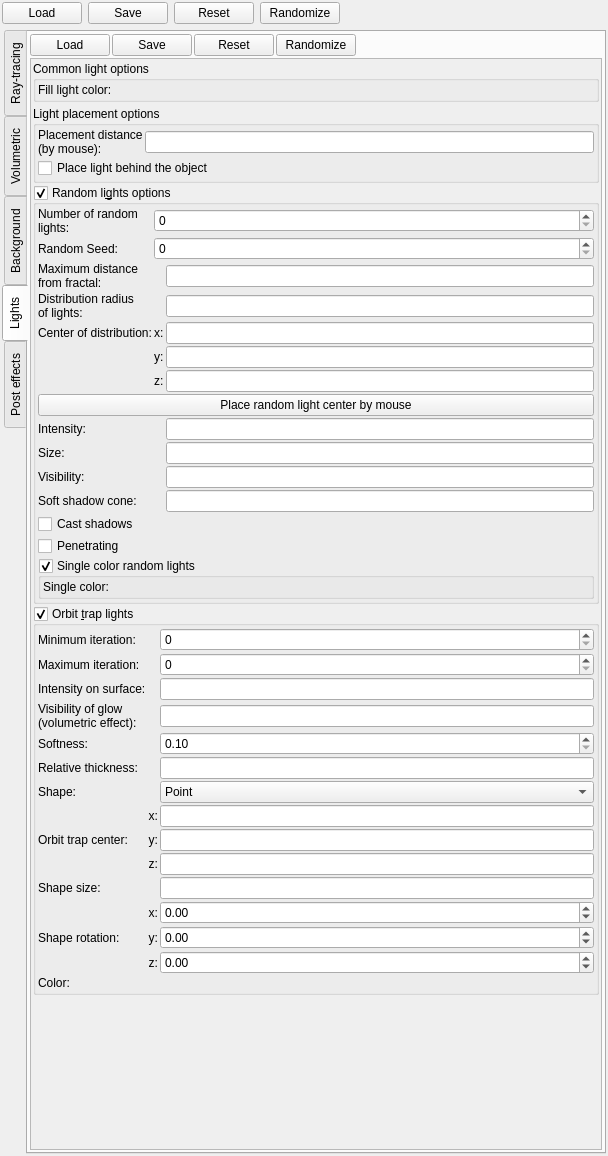
Old version of the form mandelbulber2/qt/dock_effects.ui in the repository buddhi1980/mandelbulber2.
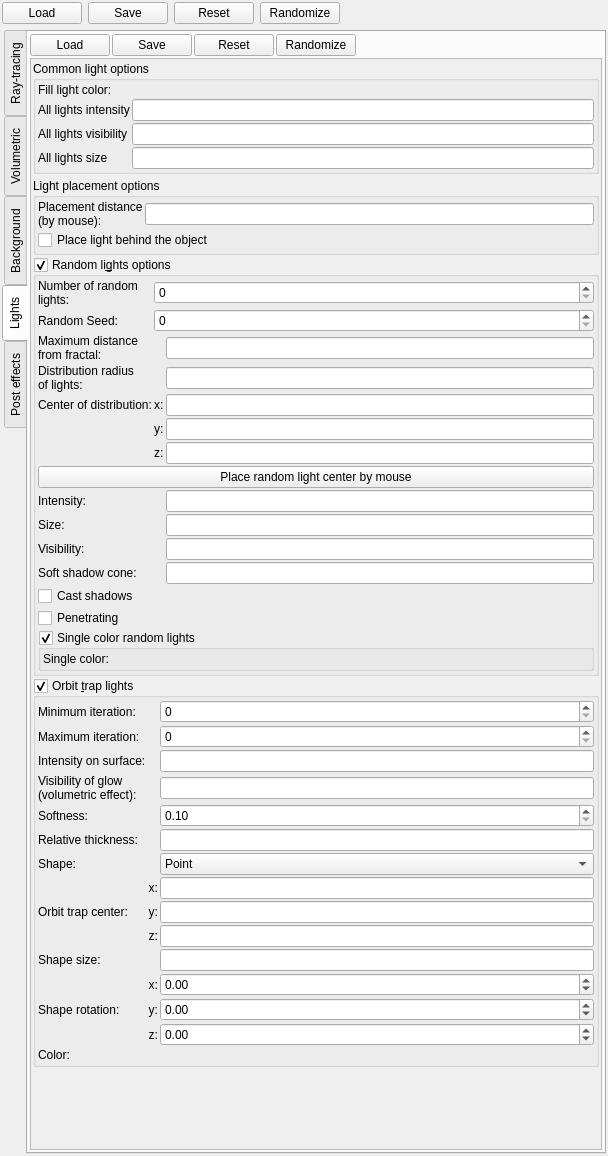
New version of the form. The open tabs and pages were chosen to show the change. Icons and pictures are not drawn. Custom widgets are drawn as their Qt base class.

Commit message: Added common settings for lights

The edit to the form file:
```diff
--- a/mandelbulber2/qt/dock_effects.ui
+++ b/mandelbulber2/qt/dock_effects.ui
@@ -3152,8 +3152,8 @@
            <rect>
             <x>0</x>
             <y>0</y>
-            <width>569</width>
-            <height>1078</height>
+            <width>551</width>
+            <height>1092</height>
            </rect>
           </property>
           <layout class="QVBoxLayout" name="verticalLayout_41">
@@ -3198,6 +3198,43 @@
                 <property name="topMargin">
                  <number>0</number>
                 </property>
+                <item row="0" column="1">
+                 <widget class="MyColorButton" name="colorButton_fill_light_color" native="true">
+                  <property name="toolTip">
+                   <string>&lt;html&gt;&lt;head/&gt;&lt;body&gt;&lt;p&gt;Color of light source&lt;/p&gt;&lt;/body&gt;&lt;/html&gt;</string>
+                  </property>
+                  <property name="text" stdset="0">
+                   <string>PushButton</string>
+                  </property>
+                 </widget>
+                </item>
+                <item row="2" column="0">
+                 <widget class="QLabel" name="label_3">
+                  <property name="text">
+                   <string>All lights visibility</string>
+                  </property>
+                 </widget>
+                </item>
+                <item row="2" column="1">
+                 <widget class="MyLineEdit" name="logedit_all_lights_visibility">
+                  <property name="sizePolicy">
+                   <sizepolicy hsizetype="Expanding" vsizetype="Maximum">
+                    <horstretch>0</horstretch>
+                    <verstretch>0</verstretch>
+                   </sizepolicy>
+                  </property>
+                  <property name="toolTip">
+                   <string>&lt;html&gt;&lt;head/&gt;&lt;body&gt;&lt;p&gt;brightness of light source&lt;/p&gt;&lt;/body&gt;&lt;/html&gt;</string>
+                  </property>
+                 </widget>
+                </item>
+                <item row="1" column="0">
+                 <widget class="QLabel" name="label_2">
+                  <property name="text">
+                   <string>All lights intensity</string>
+                  </property>
+                 </widget>
+                </item>
                 <item row="0" column="0">
                  <widget class="QLabel" name="label">
                   <property name="text">
@@ -3205,13 +3242,36 @@
                   </property>
                  </widget>
                 </item>
-                <item row="0" column="1">
-                 <widget class="MyColorButton" name="colorButton_fill_light_color" native="true">
+                <item row="1" column="1">
+                 <widget class="MyLineEdit" name="logedit_all_lights_intensity">
+                  <property name="sizePolicy">
+                   <sizepolicy hsizetype="Expanding" vsizetype="Maximum">
+                    <horstretch>0</horstretch>
+                    <verstretch>0</verstretch>
+                   </sizepolicy>
+                  </property>
                   <property name="toolTip">
                    <string>&lt;html&gt;&lt;head/&gt;&lt;body&gt;&lt;p&gt;Color of light source&lt;/p&gt;&lt;/body&gt;&lt;/html&gt;</string>
                   </property>
-                  <property name="text" stdset="0">
-                   <string>PushButton</string>
+                 </widget>
+                </item>
+                <item row="3" column="0">
+                 <widget class="QLabel" name="label_4">
+                  <property name="text">
+                   <string>All lights size</string>
+                  </property>
+                 </widget>
+                </item>
+                <item row="3" column="1">
+                 <widget class="MyLineEdit" name="logedit_all_lights_size">
+                  <property name="sizePolicy">
+                   <sizepolicy hsizetype="Expanding" vsizetype="Maximum">
+                    <horstretch>0</horstretch>
+                    <verstretch>0</verstretch>
+                   </sizepolicy>
+                  </property>
+                  <property name="toolTip">
+                   <string>&lt;html&gt;&lt;head/&gt;&lt;body&gt;&lt;p&gt;brightness of light source&lt;/p&gt;&lt;/body&gt;&lt;/html&gt;</string>
                   </property>
                  </widget>
                 </item>
```
Left out of the diff: 16 changed lines with no effect on the pictures. The commit also changes 2 other files.
